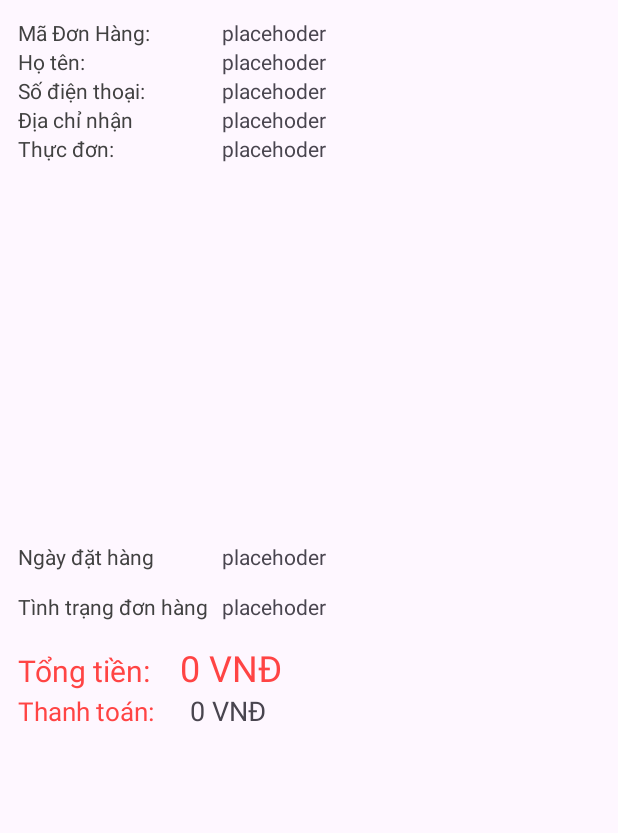
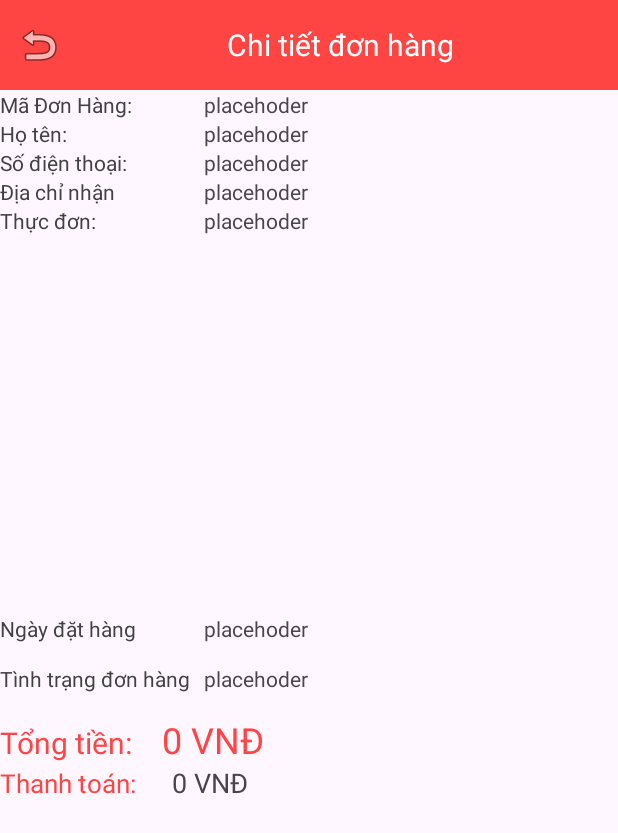
Before and after one commit to DVDPT2004/Project_nhom8, an Android app: the OrderDetailActivity screen opened directly, with no data from a screen before it, on a phone screen of 412 x 824 dp. Shown: the top 833 px of the screen. Run offline under Robolectric (Android 15) with nearby library versions, the light colour scheme and no system bars.

Commit message:
Duy Update 1:12 PM 28 10 2024

```diff
--- /dev/null
+++ b/app/src/main/res/drawable/baseline_home_white_24.xml
@@ -0,0 +1,5 @@
+<vector xmlns:android="http://schemas.android.com/apk/res/android" android:height="24dp" android:tint="#FFFFFF" android:viewportHeight="24" android:viewportWidth="24" android:width="24dp">
+
+    <path android:fillColor="@android:color/white" android:pathData="M10,20v-6h4v6h5v-8h3L12,3 2,12h3v8z"/>
+
+</vector>
--- a/app/src/main/res/layout/item_order.xml
+++ b/app/src/main/res/layout/item_order.xml
@@ -3,9 +3,37 @@
     android:orientation="vertical"
     android:layout_width="match_parent"
     android:layout_height="match_parent"
-    android:padding="12dp"
     >
+    <LinearLayout
+        android:layout_width="match_parent"
+        android:layout_height="60dp"
+        android:background="@android:color/holo_red_light"
+        android:gravity="center_vertical"
+        android:orientation="horizontal">
 
+        <!-- Nút thoát (Back) ở góc trái -->
+        <ImageButton
+            android:id="@+id/btn_exit"
+            android:layout_width="wrap_content"
+            android:layout_height="wrap_content"
+            android:layout_marginStart="10dp"
+            android:background="@null"
+            android:contentDescription="Nút thoát"
+            android:src="@android:drawable/ic_menu_revert"
+          />
+
+        <!-- Tiêu đề ở giữa -->
+        <TextView
+            android:layout_width="0dp"
+            android:layout_height="wrap_content"
+            android:textSize="20sp"
+            android:textColor="@android:color/white"
+            android:text="Chi tiết đơn hàng"
+            android:layout_weight="1"
+            android:gravity="center" />
+
+
+    </LinearLayout>
     <LinearLayout
         android:layout_width="wrap_content"
         android:layout_height="wrap_content">
--- a/gradle/libs.versions.toml
+++ b/gradle/libs.versions.toml
@@ -1,5 +1,5 @@
 [versions]
-agp = "8.6.0"
+agp = "8.5.2"
 junit = "4.13.2"
 junitVersion = "1.2.1"
 espressoCore = "3.6.1"
```
Also changed, not shown: app/src/main/java/User/Duy/GioHangAdapter.java (+12 -12 lines), app/src/main/java/User/Duy/Views/OrderDetailActivity.java (+22 -2 lines), app/src/main/java/User/Duy/Views/OrderHistoryActivity.java (+7 -2 lines), app/src/main/res/layout/activity_order_history.xml (+9 -0 lines).
